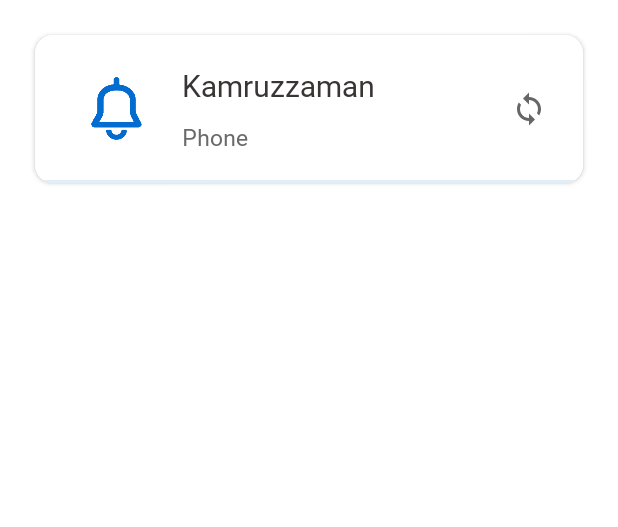
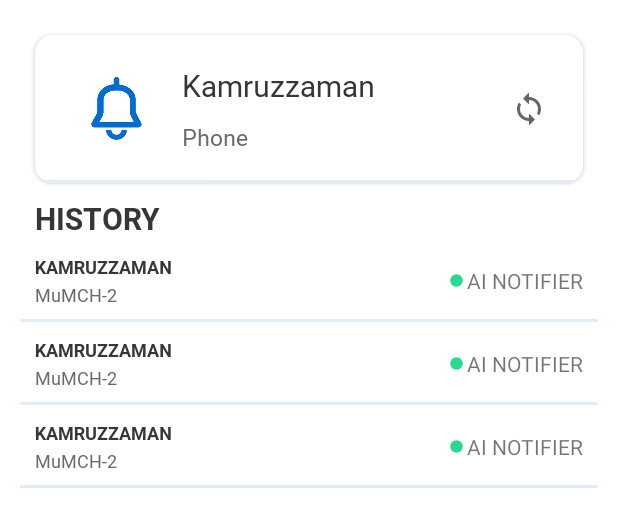
Before and after one commit to kzamaan/notifier-app, an Android app: the layout fragment_user_history.xml on its own in the app's theme, with its tools: preview values and no code run, on a phone screen of 412 x 824 dp. Shown: the top 527 px of the screen. Run offline under Robolectric (Android 15) with nearby library versions, the phone set to English and light mode, and no system bars.

Commit message:
added message history

```diff
--- a/app/src/main/java/com/softxilla/notification_forwarder/database/MessageDatabaseHelper.kt
+++ b/app/src/main/java/com/softxilla/notification_forwarder/database/MessageDatabaseHelper.kt
@@ -67,6 +67,11 @@ class MessageDatabaseHelper(
         return db.rawQuery("SELECT * FROM $TABLE_NAME WHERE $STATUS = 0", null)
     }
 
+    fun getAllMessages(): Cursor {
+        val db = readableDatabase
+        return db.rawQuery("SELECT * FROM $TABLE_NAME", null)
+    }
+
     /**
      * Update the status of the message to 1 (synced)
      */
--- a/app/src/main/res/layout/fragment_user_history.xml
+++ b/app/src/main/res/layout/fragment_user_history.xml
@@ -3,10 +3,17 @@
     xmlns:app="http://schemas.android.com/apk/res-auto"
     xmlns:tools="http://schemas.android.com/tools">
 
+    <androidx.swiperefreshlayout.widget.SwipeRefreshLayout
+        android:id="@+id/swipeRefreshLayout"
+        android:layout_width="match_parent"
+        android:layout_height="match_parent"
+        android:orientation="vertical"
+        android:padding="@dimen/thirteen">
+
         <LinearLayout
             android:layout_width="match_parent"
             android:layout_height="match_parent"
-        android:padding="@dimen/thirteen">
+            android:orientation="vertical">
 
             <androidx.cardview.widget.CardView
                 android:id="@+id/userInfoCard"
@@ -94,5 +101,25 @@
 
                 </LinearLayout>
             </androidx.cardview.widget.CardView>
+
+            <TextView
+                style="@style/RobotoBold"
+                android:layout_width="wrap_content"
+                android:layout_height="wrap_content"
+                android:layout_gravity="center_vertical"
+                android:gravity="center_vertical"
+                android:paddingLeft="@dimen/ten"
+                android:paddingRight="@dimen/ten"
+                android:text="@string/history"
+                android:textAllCaps="true"
+                android:textColor="@color/textColor"
+                android:textSize="@dimen/twenty" />
+
+            <androidx.recyclerview.widget.RecyclerView
+                android:id="@+id/rvMessageHistory"
+                android:layout_width="match_parent"
+                android:layout_height="wrap_content"
+                tools:listitem="@layout/model_message_list" />
         </LinearLayout>
+    </androidx.swiperefreshlayout.widget.SwipeRefreshLayout>
 </layout>
--- /dev/null
+++ b/app/src/main/res/layout/model_message_list.xml
@@ -0,0 +1,69 @@
+<?xml version="1.0" encoding="utf-8"?>
+<LinearLayout xmlns:android="http://schemas.android.com/apk/res/android"
+    xmlns:app="http://schemas.android.com/apk/res-auto"
+    xmlns:tools="http://schemas.android.com/tools"
+    android:layout_width="match_parent"
+    android:layout_height="wrap_content"
+    android:background="@drawable/bg_bottom_line"
+    android:baselineAligned="false"
+    android:orientation="horizontal"
+    android:padding="@dimen/ten"
+    android:paddingBottom="@dimen/ten">
+
+    <androidx.constraintlayout.widget.ConstraintLayout
+        android:layout_width="match_parent"
+        android:layout_height="wrap_content"
+        android:layout_gravity="center">
+
+        <LinearLayout
+            android:id="@+id/linearLayout2"
+            android:layout_width="0dp"
+            android:layout_height="wrap_content"
+            android:layout_gravity="center"
+            android:orientation="vertical"
+            app:layout_constraintBottom_toBottomOf="parent"
+            app:layout_constraintEnd_toStartOf="@+id/tv_message_status"
+            app:layout_constraintStart_toStartOf="parent"
+            app:layout_constraintTop_toTopOf="parent">
+
+            <TextView
+                android:id="@+id/tv_message_title"
+                style="@style/RobotoBold"
+                android:layout_width="wrap_content"
+                android:layout_height="wrap_content"
+                android:layout_gravity="center_vertical"
+                android:gravity="center_vertical"
+                android:text="@string/author_name"
+                android:textAllCaps="true"
+                android:textColor="@color/textColor"
+                android:textSize="@dimen/twelve" />
+
+            <TextView
+                android:id="@+id/tv_message_body"
+                style="@style/RobotoRegular"
+                android:layout_width="wrap_content"
+                android:layout_height="wrap_content"
+                android:layout_gravity="center_vertical"
+                android:layout_marginTop="@dimen/two"
+                android:gravity="center_vertical"
+                android:textColor="@color/childTextColor"
+                android:textSize="@dimen/twelve"
+                tools:text="MuMCH-2" />
+
+        </LinearLayout>
+
+        <TextView
+            android:id="@+id/tv_message_status"
+            android:layout_width="0dp"
+            android:layout_height="wrap_content"
+            android:text="@string/app_name"
+            android:textAllCaps="true"
+            android:drawablePadding="@dimen/two"
+            app:drawableStartCompat="@drawable/ic_baseline_circle_15"
+            app:drawableTint="@color/success_color"
+            app:layout_constraintBottom_toBottomOf="parent"
+            app:layout_constraintEnd_toEndOf="parent"
+            app:layout_constraintTop_toTopOf="parent" />
+    </androidx.constraintlayout.widget.ConstraintLayout>
+
+</LinearLayout>
--- a/app/src/main/res/values/strings.xml
+++ b/app/src/main/res/values/strings.xml
@@ -91,4 +91,5 @@
     <string name="est_delivery_date_28_mar_2020">Est Delivery Date: 28-MAR-2020</string>
     <string name="applications">Application</string>
     <string name="sync">Sync</string>
+    <string name="history">History</string>
 </resources>
```
Also changed, not shown: app/src/main/java/com/softxilla/notification_forwarder/adapter/MessageAdapter.kt (added, +112 -0 lines), app/src/main/java/com/softxilla/notification_forwarder/data/model/LocalMessage.kt (added, +12 -0 lines), app/src/main/java/com/softxilla/notification_forwarder/ui/fragments/UserHistoryFragment.kt (+61 -10 lines). Lines whose indentation alone changed are shown as unchanged.
